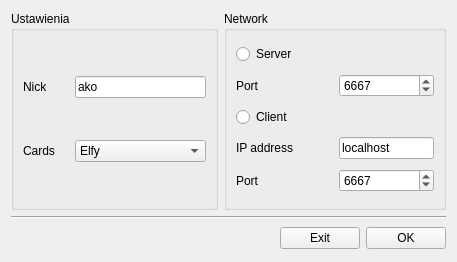
Before: the Qt Designer form ui/start.ui in marcingolda/Gwint, drawn with Qt 5.
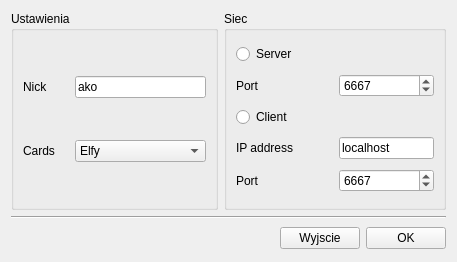
After: the same form once the commit is applied. Icons and pictures are not drawn.

What changed in the file:
```diff
--- a/ui/start.ui
+++ b/ui/start.ui
@@ -126,7 +126,7 @@
       <bool>true</bool>
      </property>
      <property name="title">
-      <string>Network</string>
+      <string>Siec</string>
      </property>
      <layout class="QGridLayout" name="gridLayout_2">
       <item row="0" column="0" colspan="4">
@@ -285,7 +285,7 @@
         <bool>true</bool>
        </property>
        <property name="text">
-        <string>Exit</string>
+        <string>Wyjscie</string>
        </property>
        <property name="icon">
         <iconset resource="../resources/cards.qrc">
```
Left out of the diff: 8 changed lines with no effect on the pictures.
